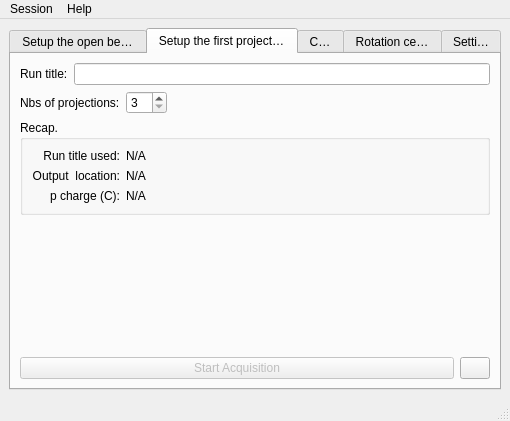
Old version of the form src/asui/ui/main_application.ui in the repository ornlneutronimaging/HyperCTui.
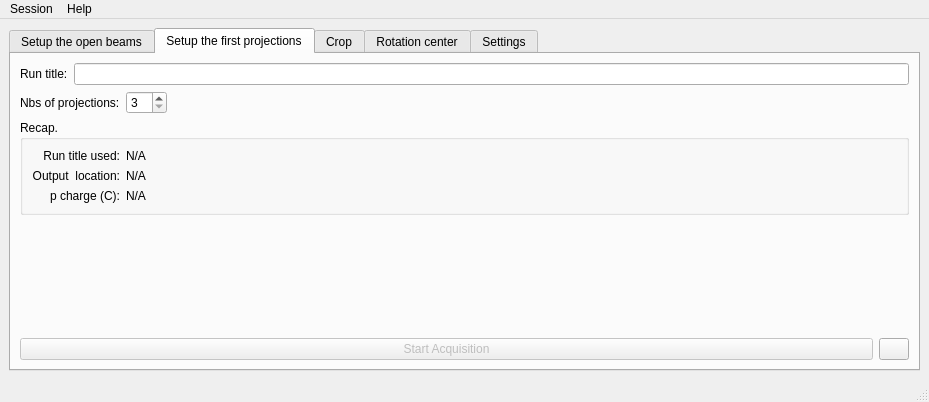
New version of the form. The open tabs and pages were chosen to show the change. Icons and pictures are not drawn.

Commit message: fixing path and size of ui when starting it. this refs #10

Patch:
```diff
--- a/src/asui/ui/main_application.ui
+++ b/src/asui/ui/main_application.ui
@@ -6,8 +6,8 @@
    <rect>
     <x>0</x>
     <y>0</y>
-    <width>510</width>
-    <height>421</height>
+    <width>929</width>
+    <height>402</height>
    </rect>
   </property>
   <property name="windowTitle">
@@ -435,7 +435,7 @@
     <rect>
      <x>0</x>
      <y>0</y>
-     <width>510</width>
+     <width>929</width>
      <height>24</height>
     </rect>
    </property>
```
Left out of the diff: 2 changed lines with no effect on the pictures. The commit also changes 1 other file.
